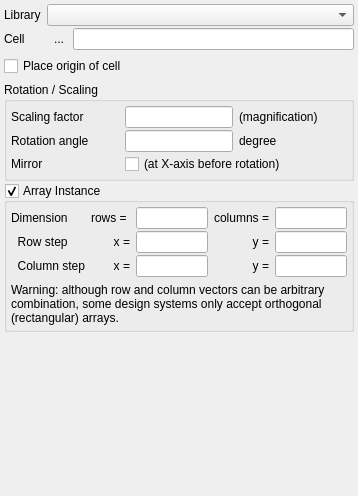
This is src/edt/edt/EditorOptionsInst.ui in KLayout/klayout as Qt 5 draws it before an edit. The edited form follows.
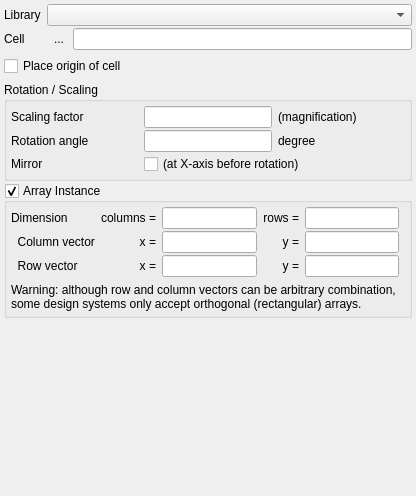
This is the edited form. Icons and pictures are not drawn. Custom widgets are drawn as their Qt base class.

Commit message: Issue-1356: Reversed row/column order for arrays

The edit to the form file:
```diff
--- a/src/edt/edt/EditorOptionsInst.ui
+++ b/src/edt/edt/EditorOptionsInst.ui
@@ -6,7 +6,7 @@
    <rect>
     <x>0</x>
     <y>0</y>
-    <width>358</width>
+    <width>416</width>
     <height>496</height>
    </rect>
   </property>
@@ -51,8 +51,8 @@
        <rect>
         <x>0</x>
         <y>0</y>
-        <width>358</width>
-        <height>496</height>
+        <width>402</width>
+        <height>506</height>
        </rect>
       </property>
       <layout class="QGridLayout" name="gridLayout_2">
@@ -71,6 +71,29 @@
        <property name="spacing">
         <number>2</number>
        </property>
+       <item row="3" column="0">
+        <spacer name="verticalSpacer">
+         <property name="orientation">
+          <enum>Qt::Vertical</enum>
+         </property>
+         <property name="sizeType">
+          <enum>QSizePolicy::Fixed</enum>
+         </property>
+         <property name="sizeHint" stdset="0">
+          <size>
+           <width>20</width>
+           <height>4</height>
+          </size>
+         </property>
+        </spacer>
+       </item>
+       <item row="2" column="0">
+        <widget class="QCheckBox" name="place_origin_cb">
+         <property name="text">
+          <string>Place origin of cell</string>
+         </property>
+        </widget>
+       </item>
        <item row="0" column="0">
         <widget class="QFrame" name="frame">
          <property name="frameShape">
@@ -198,13 +221,6 @@
          </property>
         </spacer>
        </item>
-       <item row="2" column="0">
-        <widget class="QCheckBox" name="place_origin_cb">
-         <property name="text">
-          <string>Place origin of cell</string>
-         </property>
-        </widget>
-       </item>
        <item row="4" column="0">
         <widget class="QGroupBox" name="groupBox">
          <property name="title">
@@ -297,7 +313,20 @@
          </layout>
         </widget>
        </item>
-       <item row="5" column="0">
+       <item row="7" column="0">
+        <spacer name="spacer_2">
+         <property name="orientation">
+          <enum>Qt::Vertical</enum>
+         </property>
+         <property name="sizeHint" stdset="0">
+          <size>
+           <width>20</width>
+           <height>120</height>
+          </size>
+         </property>
+        </spacer>
+       </item>
+       <item row="6" column="0">
         <widget class="QGroupBox" name="array_grp">
          <property name="sizePolicy">
           <sizepolicy hsizetype="Preferred" vsizetype="Preferred">
@@ -330,25 +359,18 @@
           <property name="verticalSpacing">
            <number>2</number>
           </property>
-          <item row="2" column="0">
-           <widget class="QLabel" name="label_16">
+          <item row="1" column="3">
+           <widget class="QLabel" name="label_15">
             <property name="text">
-             <string>  Column step</string>
+             <string>y =</string>
             </property>
-           </widget>
-          </item>
-          <item row="2" column="2">
-           <widget class="QLineEdit" name="column_x_le">
-            <property name="sizePolicy">
-             <sizepolicy hsizetype="Preferred" vsizetype="Fixed">
-              <horstretch>1</horstretch>
-              <verstretch>0</verstretch>
-             </sizepolicy>
+            <property name="alignment">
+             <set>Qt::AlignRight|Qt::AlignTrailing|Qt::AlignVCenter</set>
             </property>
            </widget>
           </item>
           <item row="2" column="1">
-           <widget class="QLabel" name="label_14">
+           <widget class="QLabel" name="label_11">
             <property name="text">
              <string>x =</string>
             </property>
@@ -357,8 +379,8 @@
             </property>
            </widget>
           </item>
-          <item row="2" column="4">
-           <widget class="QLineEdit" name="column_y_le">
+          <item row="2" column="2">
+           <widget class="QLineEdit" name="row_x_le">
             <property name="sizePolicy">
              <sizepolicy hsizetype="Preferred" vsizetype="Fixed">
               <horstretch>1</horstretch>
@@ -368,26 +390,6 @@
            </widget>
           </item>
           <item row="2" column="3">
-           <widget class="QLabel" name="label_15">
-            <property name="text">
-             <string>y =</string>
-            </property>
-            <property name="alignment">
-             <set>Qt::AlignRight|Qt::AlignTrailing|Qt::AlignVCenter</set>
-            </property>
-           </widget>
-          </item>
-          <item row="1" column="4">
-           <widget class="QLineEdit" name="row_y_le">
-            <property name="sizePolicy">
-             <sizepolicy hsizetype="Preferred" vsizetype="Fixed">
-              <horstretch>1</horstretch>
-              <verstretch>0</verstretch>
-             </sizepolicy>
-            </property>
-           </widget>
-          </item>
-          <item row="1" column="3">
            <widget class="QLabel" name="label_10">
             <property name="text">
              <string>y =</string>
@@ -397,51 +399,31 @@
             </property>
            </widget>
           </item>
-          <item row="1" column="2">
-           <widget class="QLineEdit" name="row_x_le">
-            <property name="sizePolicy">
-             <sizepolicy hsizetype="Preferred" vsizetype="Fixed">
-              <horstretch>1</horstretch>
-              <verstretch>0</verstretch>
-             </sizepolicy>
-            </property>
-           </widget>
-          </item>
-          <item row="1" column="1">
-           <widget class="QLabel" name="label_11">
-            <property name="text">
-             <string>x =</string>
-            </property>
-            <property name="alignment">
-             <set>Qt::AlignRight|Qt::AlignTrailing|Qt::AlignVCenter</set>
-            </property>
-           </widget>
-          </item>
-          <item row="1" column="0">
+          <item row="2" column="0">
            <widget class="QLabel" name="label_9">
             <property name="text">
-             <string>  Row step</string>
+             <string>  Row vector</string>
             </property>
            </widget>
           </item>
-          <item row="0" column="0">
-           <widget class="QLabel" name="label_4">
+          <item row="1" column="0">
+           <widget class="QLabel" name="label_16">
             <property name="text">
-             <string>Dimension</string>
+             <string>  Column vector</string>
             </property>
            </widget>
           </item>
-          <item row="0" column="3">
-           <widget class="QLabel" name="label_8">
+          <item row="1" column="1">
+           <widget class="QLabel" name="label_14">
             <property name="text">
-             <string>columns =</string>
+             <string>x =</string>
             </property>
             <property name="alignment">
              <set>Qt::AlignRight|Qt::AlignTrailing|Qt::AlignVCenter</set>
             </property>
            </widget>
           </item>
-          <item row="0" column="4">
+          <item row="0" column="2">
            <widget class="QLineEdit" name="columns_le">
             <property name="sizePolicy">
              <sizepolicy hsizetype="Preferred" vsizetype="Fixed">
@@ -451,33 +433,7 @@
             </property>
            </widget>
           </item>
-          <item row="0" column="1">
-           <widget class="QLabel" name="label_6">
-            <property name="text">
-             <string>rows = </string>
-            </property>
-            <property name="alignment">
-             <set>Qt::AlignRight|Qt::AlignTrailing|Qt::AlignVCenter</set>
-            </property>
-           </widget>
-          </item>
-          <item row="0" column="2">
-           <widget class="QLineEdit" name="rows_le">
-            <property name="sizePolicy">
-             <sizepolicy hsizetype="Preferred" vsizetype="Fixed">
-              <horstretch>1</horstretch>
-              <verstretch>0</verstretch>
-             </sizepolicy>
-            </property>
-            <property name="minimumSize">
-             <size>
-              <width>0</width>
-              <height>0</height>
-             </size>
-            </property>
-           </widget>
-          </item>
-          <item row="4" column="0" colspan="5">
+          <item row="5" column="0" colspan="6">
            <widget class="QLabel" name="label_12">
             <property name="text">
              <string>Warning: although row and column vectors can be arbitrary combination, some design systems only accept orthogonal (rectangular) arrays.</string>
@@ -487,7 +443,7 @@
             </property>
            </widget>
           </item>
-          <item row="3" column="0">
+          <item row="4" column="0">
            <spacer name="verticalSpacer_2">
             <property name="orientation">
              <enum>Qt::Vertical</enum>
@@ -503,38 +459,82 @@
             </property>
            </spacer>
           </item>
+          <item row="1" column="2">
+           <widget class="QLineEdit" name="column_x_le">
+            <property name="sizePolicy">
+             <sizepolicy hsizetype="Preferred" vsizetype="Fixed">
+              <horstretch>1</horstretch>
+              <verstretch>0</verstretch>
+             </sizepolicy>
+            </property>
+           </widget>
+          </item>
+          <item row="0" column="0">
+           <widget class="QLabel" name="label_4">
+            <property name="text">
+             <string>Dimension</string>
+            </property>
+           </widget>
+          </item>
+          <item row="0" column="1">
+           <widget class="QLabel" name="label_8">
+            <property name="text">
+             <string>columns =</string>
+            </property>
+            <property name="alignment">
+             <set>Qt::AlignRight|Qt::AlignTrailing|Qt::AlignVCenter</set>
+            </property>
+           </widget>
+          </item>
+          <item row="0" column="3">
+           <widget class="QLabel" name="label_6">
+            <property name="text">
+             <string>rows =</string>
+            </property>
+            <property name="alignment">
+             <set>Qt::AlignRight|Qt::AlignTrailing|Qt::AlignVCenter</set>
+            </property>
+           </widget>
+          </item>
+          <item row="0" column="4">
+           <widget class="QLineEdit" name="rows_le">
+            <property name="sizePolicy">
+             <sizepolicy hsizetype="Preferred" vsizetype="Fixed">
+              <horstretch>1</horstretch>
+              <verstretch>0</verstretch>
+             </sizepolicy>
+            </property>
+            <property name="minimumSize">
+             <size>
+              <width>0</width>
+              <height>0</height>
+             </size>
+            </property>
+           </widget>
+          </item>
+          <item row="1" column="4">
+           <widget class="QLineEdit" name="column_y_le">
+            <property name="sizePolicy">
+             <sizepolicy hsizetype="Preferred" vsizetype="Fixed">
+              <horstretch>1</horstretch>
+              <verstretch>0</verstretch>
+             </sizepolicy>
+            </property>
+           </widget>
+          </item>
+          <item row="2" column="4">
+           <widget class="QLineEdit" name="row_y_le">
+            <property name="sizePolicy">
+             <sizepolicy hsizetype="Preferred" vsizetype="Fixed">
+              <horstretch>1</horstretch>
+              <verstretch>0</verstretch>
+             </sizepolicy>
+            </property>
+           </widget>
+          </item>
          </layout>
         </widget>
        </item>
-       <item row="6" column="0">
-        <spacer name="spacer_2">
-         <property name="orientation">
-          <enum>Qt::Vertical</enum>
-         </property>
-         <property name="sizeHint" stdset="0">
-          <size>
-           <width>20</width>
-           <height>120</height>
-          </size>
-         </property>
-        </spacer>
-       </item>
-       <item row="3" column="0">
-        <spacer name="verticalSpacer">
-         <property name="orientation">
-          <enum>Qt::Vertical</enum>
-         </property>
-         <property name="sizeType">
-          <enum>QSizePolicy::Fixed</enum>
-         </property>
-         <property name="sizeHint" stdset="0">
-          <size>
-           <width>20</width>
-           <height>4</height>
-          </size>
-         </property>
-        </spacer>
-       </item>
       </layout>
      </widget>
     </widget>
```
Left out of the diff: 6 changed lines with no effect on the pictures. The commit also changes 2 other files.
